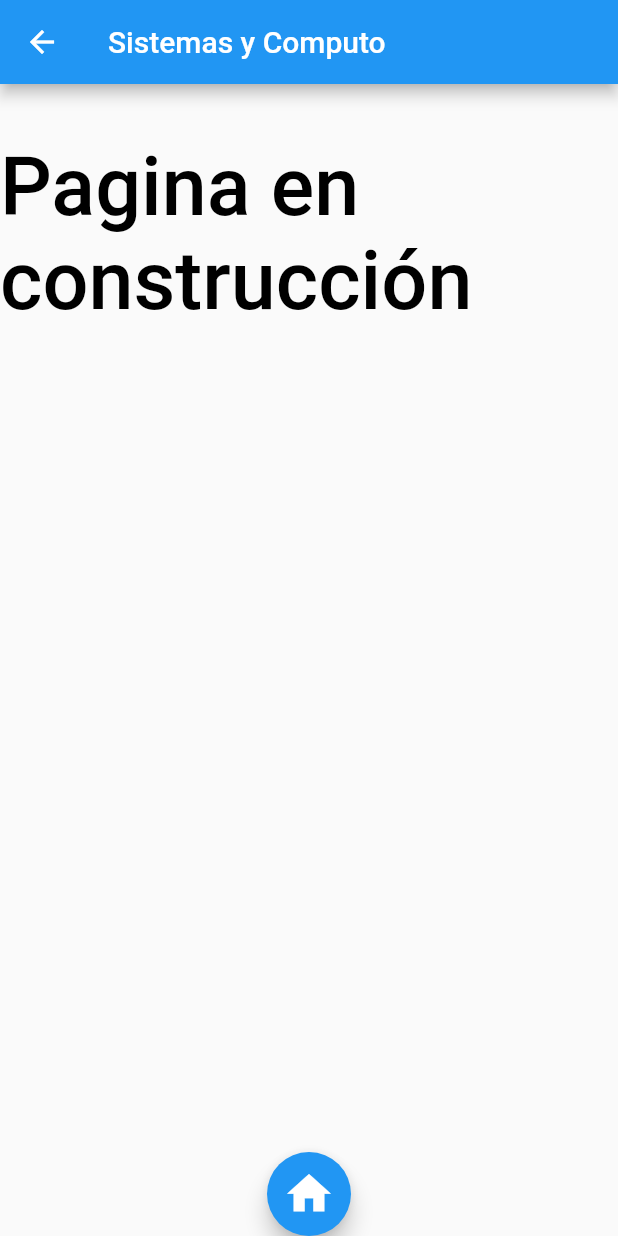
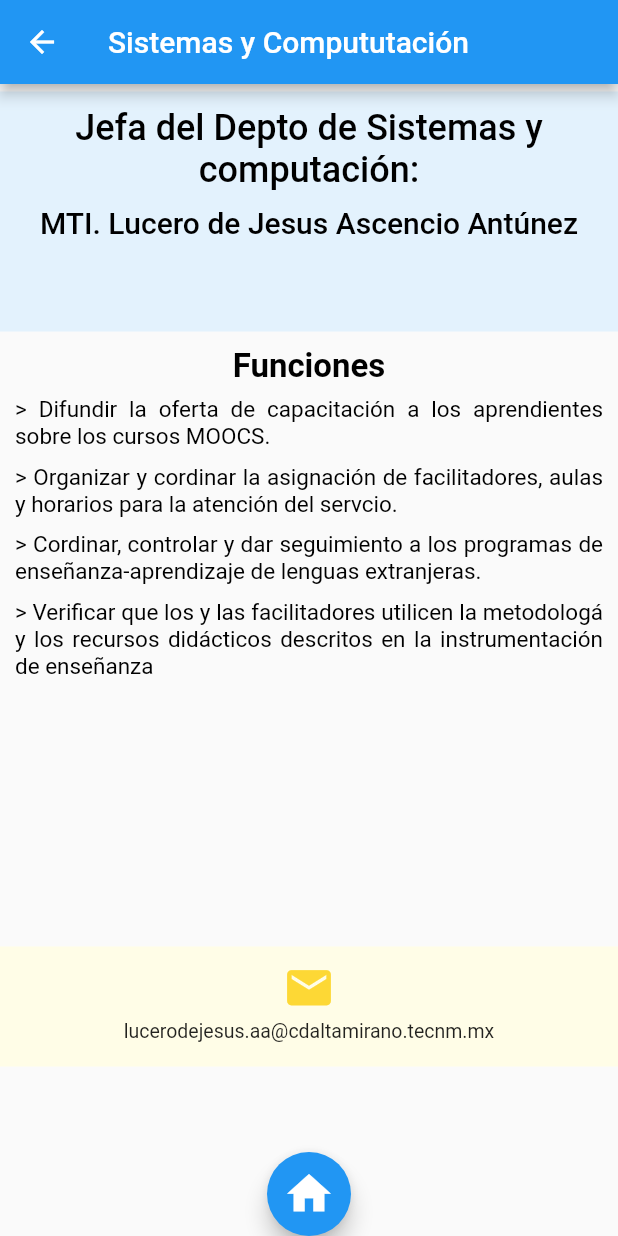
Before and after one commit to Jeryn61297/proyecto_itca, a Flutter app: the SistemasPage screen opened directly, on a phone screen of 412 x 824 dp. Run offline on Flutter 3.47's test engine with Material 2 defaults, Android fonts, the phone set to English and light mode, and no system bars.

Commit message:
ajustes version2 Galaxy a30s

```diff
--- a/lib/src/home_pages/home_page.dart
+++ b/lib/src/home_pages/home_page.dart
@@ -229,14 +229,16 @@ class HomePage extends StatelessWidget {
           ),
           Divider(),
           //----------------------------------------------
+          /*
           ListTile(
             leading: Icon(Icons.my_location, color: Colors.lightBlue),
             trailing: Icon(Icons.keyboard_arrow_right),
             title: Text('Ubicación'),
             subtitle: Text('Como llegar'),
             onTap: () {},
-          ),
-          Divider(),
+          ), */
+          //Divider(),
+
           //----------------------------------------------
           /*
           ListTile(
--- a/lib/src/pag/fold_carreras/biologia.dart
+++ b/lib/src/pag/fold_carreras/biologia.dart
@@ -49,7 +49,7 @@ Widget _Objetivo() {
     padding: EdgeInsets.symmetric(horizontal: 10),
     child: Container(
       width: double.infinity,
-      height: 180,
+      height: 240,
       //color: Colors.yellowAccent,
       child: Column(
         children: <Widget>[
@@ -92,7 +92,7 @@ Widget _Semestres() {
   return Padding(
     padding: EdgeInsets.symmetric(horizontal: 10, vertical: 9),
     child: Container(
-        height: 249,
+        height: 330,
         width: double.infinity,
         child: ListView(
           children: [
@@ -202,7 +202,7 @@ Widget _Semestres() {
                   fontWeight: FontWeight.w500),
             ),
             Text(
-              '> Acuacultura\n> Uso de la biodiversidad\n> manejo y producción de biofertilizantes',
+              '> Acuacultura\n> Uso de la biodiversidad\n> Manejo y producción de biofertilizantes\n> Taller de Des. empresarial\n> Taller de investigación II\n> Control biológico',
               style: TextStyle(
                 fontSize: 16,
               ),
--- a/lib/src/pag/fold_carreras/ing_admi.dart
+++ b/lib/src/pag/fold_carreras/ing_admi.dart
@@ -50,7 +50,7 @@ Widget _Objetivo() {
     child: Container(
       width: double.infinity,
       height: 230,
-      color: Colors.yellowAccent,
+      //color: Colors.yellowAccent,
       child: Column(
         children: <Widget>[
           SizedBox(height: 10),
@@ -92,7 +92,7 @@ Widget _Semestres() {
   return Padding(
     padding: EdgeInsets.symmetric(horizontal: 10, vertical: 9),
     child: Container(
-        height: 320,
+        height: 330,
         width: double.infinity,
         child: ListView(
           children: [
--- a/lib/src/pag/fold_carreras/lic_admi.dart
+++ b/lib/src/pag/fold_carreras/lic_admi.dart
@@ -33,7 +33,7 @@ Widget _TituloPage() {
   return Container(
     alignment: Alignment.center,
     width: double.infinity,
-    height: 80,
+    height: 100,
     color: Colors.grey[300],
     child: Text(
       'LICENCIATURA EN ADMINISTRACIÓN\nLADM-2010-234',
@@ -49,7 +49,7 @@ Widget _Objetivo() {
     padding: EdgeInsets.symmetric(horizontal: 10),
     child: Container(
       width: double.infinity,
-      height: 170,
+      height: 230,
       //color: Colors.yellowAccent,
       child: Column(
         children: <Widget>[
@@ -92,7 +92,7 @@ Widget _Semestres() {
   return Padding(
     padding: EdgeInsets.symmetric(horizontal: 10, vertical: 9),
     child: Container(
-        height: 220,
+        height: 290,
         width: double.infinity,
         child: ListView(
           children: [
--- a/lib/src/pag/fold_oficinas.dart/oficinas.dart
+++ b/lib/src/pag/fold_oficinas.dart/oficinas.dart
@@ -37,12 +37,12 @@ Widget _TituloPage() {
     child: Container(
         alignment: Alignment.center,
         width: double.infinity,
-        height: 150,
+        height: 180,
         //color: Colors.grey[400],
         child: Text(
           'El TecNM Campus Cd. Altamirano cuenta con los siguientes departamentos:',
           style: TextStyle(
-              color: Colors.black, fontSize: 28, fontWeight: FontWeight.w400),
+              color: Colors.black, fontSize: 25, fontWeight: FontWeight.w400),
           textAlign: TextAlign.justify,
         )),
   );
@@ -52,7 +52,7 @@ Widget _Botones(context) {
   return Padding(
     padding: EdgeInsets.symmetric(horizontal: 5),
     child: Container(
-        height: 390,
+        height: 450,
         width: double.infinity,
         color: Colors.cyan[100],
         child: GridView.count(
--- a/lib/src/pag/fold_oficinas.dart/sistemas.dart
+++ b/lib/src/pag/fold_oficinas.dart/sistemas.dart
@@ -8,14 +8,17 @@ class SistemasPage extends StatelessWidget {
   Widget build(BuildContext context) {
     return Scaffold(
         appBar: AppBar(
-          title: Text('Sistemas y Computo'),
+          title: Text('Sistemas y Compututación'),
         ),
         body: Stack(
           children: <Widget>[
             SingleChildScrollView(
               child: Column(
                 children: <Widget>[
-                  _TituloPage(),
+                  SizedBox(height: 5),
+                  _Name(),
+                  _Funciones(),
+                  _Contacto(),
                 ],
               ),
             )
@@ -25,15 +28,107 @@ class SistemasPage extends StatelessWidget {
   }
 }
 
-Widget _TituloPage() {
+Widget _Name() {
   return Container(
-    alignment: Alignment.center,
+    padding: EdgeInsets.symmetric(horizontal: 14),
     width: double.infinity,
-    height: 200,
-    //color: Colors.green,
-    child: Text('Pagina en construcción',
-        style: TextStyle(
-            color: Colors.black, fontSize: 54, fontWeight: FontWeight.w500)),
+    height: 160,
+    color: Colors.blue[50],
+    child: Column(
+      children: <Widget>[
+        SizedBox(height: 10),
+        Text(
+          'Jefa del Depto de Sistemas y computación:',
+          style: TextStyle(
+            color: Colors.black,
+            fontSize: 24,
+            fontWeight: FontWeight.w500,
+          ),
+          textAlign: TextAlign.center,
+        ),
+        SizedBox(height: 10),
+        Text(
+          'MTI. Lucero de Jesus Ascencio Antúnez',
+          style: TextStyle(
+            color: Colors.black,
+            fontSize: 20,
+            fontWeight: FontWeight.w500,
+          ),
+          textAlign: TextAlign.left,
+        ),
+      ],
+    ),
+  );
+}
+
+Widget _Funciones() {
+  return Padding(
+    padding: EdgeInsets.symmetric(horizontal: 10),
+    child: Container(
+      width: double.infinity,
+      height: 410,
+      //color: Colors.yellowAccent,
+      child: Column(
+        children: <Widget>[
+          SizedBox(height: 10),
+          Text(
+            'Funciones',
+            style: TextStyle(
+              color: Colors.black,
+              fontSize: 22,
+              fontWeight: FontWeight.w700,
+            ),
+            textAlign: TextAlign.start,
+          ),
+          SizedBox(height: 7),
+          Text(
+              '> Difundir la oferta de capacitación a los aprendientes sobre los cursos MOOCS.',
+              style: TextStyle(color: Colors.black, fontSize: 15),
+              textAlign: TextAlign.justify),
+          SizedBox(height: 9),
+          Text(
+              '> Organizar y cordinar la asignación de facilitadores, aulas y horarios para la atención del servcio.',
+              style: TextStyle(color: Colors.black, fontSize: 15),
+              textAlign: TextAlign.justify),
+          SizedBox(height: 9),
+          Text(
+              '> Cordinar, controlar y dar seguimiento a los programas de enseñanza-aprendizaje de lenguas extranjeras.',
+              style: TextStyle(color: Colors.black, fontSize: 15),
+              textAlign: TextAlign.justify),
+          SizedBox(height: 9),
+          Text(
+              '> Verificar que los y las facilitadores utilicen la metodologá y los recursos didácticos descritos en la instrumentación de enseñanza',
+              style: TextStyle(color: Colors.black, fontSize: 15),
+              textAlign: TextAlign.justify),
+          SizedBox(height: 9),
+        ],
+      ),
+    ),
+  );
+}
+
+Widget _Contacto() {
+  return SafeArea(
+    child: Container(
+      padding: EdgeInsets.symmetric(horizontal: 30, vertical: 10),
+      width: double.infinity,
+      height: 80,
+      color: Colors.yellow[50],
+      child: Column(
+        children: [
+          Icon(
+            Icons.mail,
+            color: Colors.yellow[600],
+            size: 35,
+          ),
+          SizedBox(height: 4),
+          Text(
+            'lucerodejesus.aa@cdaltamirano.tecnm.mx',
+            style: TextStyle(fontSize: 13),
+          ),
+        ],
+      ),
+    ),
   );
 }
 
```
Also changed, not shown: lib/src/pag/croquis.dart (+4 -4 lines), lib/src/pag/curso_ingles.dart (+4 -4 lines), lib/src/pag/fold_carreras/agronomia.dart (+4 -4 lines), lib/src/pag/fold_carreras/contabilidad.dart (+8 -1 lines), lib/src/pag/inscripciones.dart (+7 -6 lines).
